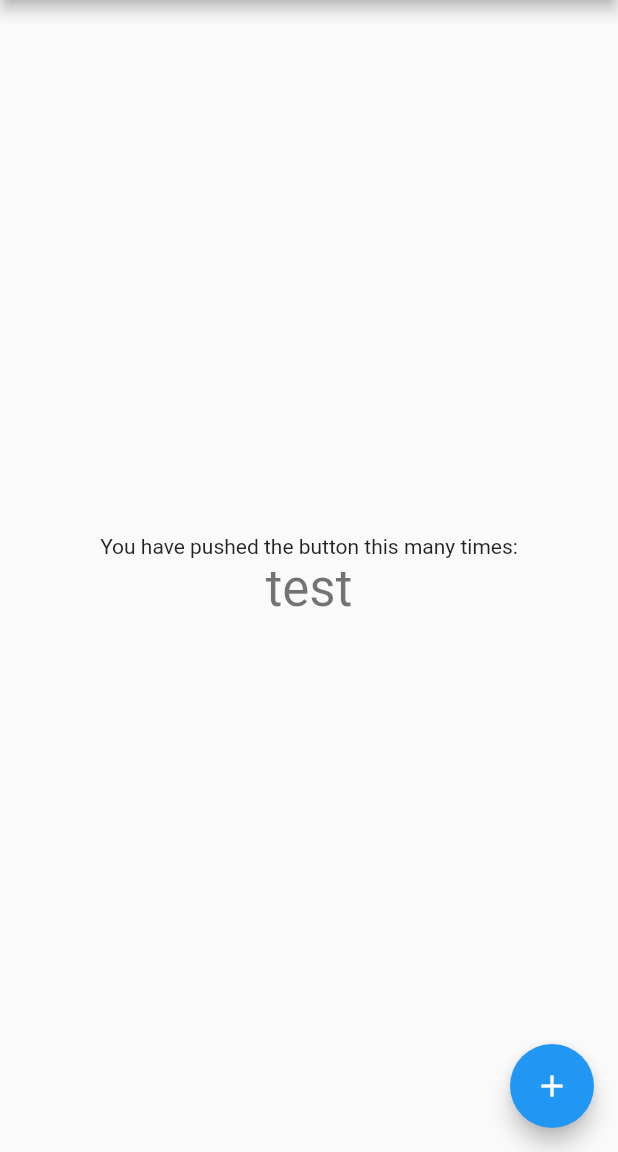
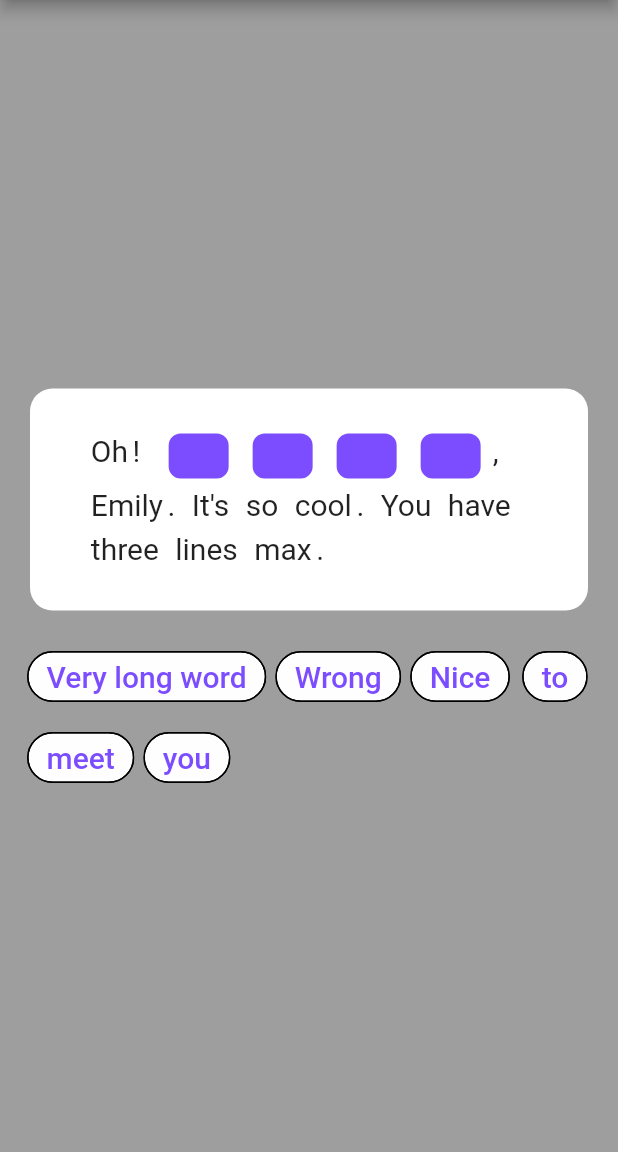
Before and after one commit to Tockto/assignments, a Flutter app: the screen it shows after launch, on a phone screen of 412 x 824 dp, the part 84-1236 px from its top. Run offline on Flutter 3.47's test engine with Material 2 defaults, Android fonts, the phone set to English and light mode, and no system bars; our stand-ins replace bloc, dartz, equatable, flutter_bloc, get_it, injectable; generated files the repository leaves out were written again.

Commit message:
feat: add quiz feature

```diff
--- a/lib/core/constants/const_keys.dart
+++ b/lib/core/constants/const_keys.dart
@@ -3,3 +3,5 @@ class ConstKeys {
   static const String quizChoices = "choices";
   static const String quizSolutions = "solutions";
 }
+
+enum QUIZ_STATUS { EMPTY, CORRECT, WRONG }
--- a/lib/feature/quiz/data/repositories/quiz_repository_impl.dart
+++ b/lib/feature/quiz/data/repositories/quiz_repository_impl.dart
@@ -4,7 +4,9 @@ import 'package:assignments/feature/quiz/domain/entities/quiz.dart';
 import 'package:assignments/core/error/failures.dart';
 import 'package:assignments/feature/quiz/domain/repositories/quiz_repository.dart';
 import 'package:dartz/dartz.dart';
+import 'package:injectable/injectable.dart';
 
+@LazySingleton(as: QuizRepository)
 class QuizRepositoryImpl implements QuizRepository {
   final QuizRemoteDatasource quizRemoteDatasource;
 
--- a/lib/feature/quiz/domain/usecases/get_all_quiz.dart
+++ b/lib/feature/quiz/domain/usecases/get_all_quiz.dart
@@ -3,7 +3,9 @@ import 'package:assignments/core/usecase/usecase.dart';
 import 'package:assignments/feature/quiz/domain/entities/quiz.dart';
 import 'package:assignments/feature/quiz/domain/repositories/quiz_repository.dart';
 import 'package:dartz/dartz.dart';
+import 'package:injectable/injectable.dart';
 
+@lazySingleton
 class GetAllQuizUseCase implements UseCase<List<Quiz>, NoParams> {
   final QuizRepository quizRepository;
   GetAllQuizUseCase(this.quizRepository);
--- a/lib/feature/quiz/presentation/bloc/cubit/quiz_state.dart
+++ b/lib/feature/quiz/presentation/bloc/cubit/quiz_state.dart
@@ -10,12 +10,17 @@ class Initial extends QuizState {}
 class Loading extends QuizState {}
 
 class Loaded extends QuizState {
-  final List<Quiz> listQuiz;
+  final Quiz quiz;
+  List<String> answers;
+  QUIZ_STATUS status;
 
-  Loaded({required this.listQuiz});
+  Loaded(
+      {required this.quiz,
+      required this.answers,
+      this.status = QUIZ_STATUS.EMPTY});
 
   @override
-  List<Object> get props => [listQuiz];
+  List<Object> get props => [quiz, answers];
 }
 
 class Error extends QuizState {
--- a/lib/feature/quiz/presentation/page/quiz_page.dart
+++ b/lib/feature/quiz/presentation/page/quiz_page.dart
@@ -1,4 +1,11 @@
+import 'package:assignments/core/config/configure_dependencies.dart';
+import 'package:assignments/core/constants/const_keys.dart';
+import 'package:assignments/feature/quiz/presentation/bloc/cubit/quiz_cubit.dart';
+import 'package:assignments/feature/quiz/presentation/widget/answer_box_widget.dart';
+import 'package:assignments/feature/quiz/presentation/widget/answer_chip_widget.dart';
+import 'package:assignments/feature/quiz/presentation/widget/shake_animation_widget.dart';
 import 'package:flutter/material.dart';
+import 'package:flutter_bloc/flutter_bloc.dart';
 
 class QuizPage extends StatefulWidget {
   const QuizPage({super.key, required this.title});
@@ -8,30 +15,75 @@ class QuizPage extends StatefulWidget {
 }
 
 class _QuizPageState extends State<QuizPage> {
+  final animationKey = GlobalKey<ShakeAnimationWidgetState>();
+
   @override
   Widget build(BuildContext context) {
     return Scaffold(
+      backgroundColor: Colors.grey,
       appBar: AppBar(
         title: Text(widget.title),
       ),
-      body: Center(
-        child: Column(
-          mainAxisAlignment: MainAxisAlignment.center,
-          children: <Widget>[
-            const Text(
-              'You have pushed the button this many times:',
-            ),
-            Text(
-              'test',
-              style: Theme.of(context).textTheme.headline4,
-            ),
-          ],
+      body: BlocProvider(
+        create: (context) => getIt<QuizCubit>()..getAllQuiz(),
+        child: BlocConsumer<QuizCubit, QuizState>(
+          listener: (context, state) {
+            if (state is Loaded) {
+              if (state.status == QUIZ_STATUS.WRONG) {
+                animationKey.currentState?.shake();
+              } else if (state.status == QUIZ_STATUS.CORRECT) {
+                context.read<QuizCubit>().nextQuiz();
+              }
+            }
+          },
+          builder: (context, state) {
+            if (state is Loading) {
+              return const Center(child: CircularProgressIndicator());
+            } else if (state is Loaded) {
+              return Center(
+                child: Column(
+                  crossAxisAlignment: CrossAxisAlignment.center,
+                  mainAxisAlignment: MainAxisAlignment.center,
+                  children: [
+                    ShakeAnimationWidget(
+                        key: animationKey,
+                        animationCount: 3,
+                        animationOffset: 10,
+                        animationDuration: Duration(milliseconds: 500),
+                        child: AnswerBoxWidget(
+                          quiz: state.quiz,
+                          removeChoice: ((value) => context
+                              .read<QuizCubit>()
+                              .answerQuiz(
+                                  quiz: state.quiz,
+                                  choice: value,
+                                  answerWords: state.answers)),
+                        )),
+                    Wrap(
+                      spacing: 6.0,
+                      runSpacing: 6.0,
+                      children: state.quiz.choices
+                          .map((choice) => AnswerChipWidget(
+                                title: choice,
+                                isSelected: state.answers.contains(choice),
+                                onSelected: ((value) => context
+                                    .read<QuizCubit>()
+                                    .answerQuiz(
+                                        quiz: state.quiz,
+                                        choice: value,
+                                        answerWords: state.answers)),
+                              ))
+                          .toList(),
+                    ),
+                  ],
+                ),
+              );
+            } else {
+              // error or another
+              return Container();
+            }
+          },
         ),
-      ),
-      floatingActionButton: FloatingActionButton(
-        onPressed: (() => {}),
-        tooltip: 'Increment',
-        child: const Icon(Icons.add),
       ),
     );
   }
--- /dev/null
+++ b/lib/feature/quiz/presentation/widget/answer_box_widget.dart
@@ -0,0 +1,80 @@
+import 'package:assignments/core/constants/const_keys.dart';
+import 'package:assignments/feature/quiz/domain/entities/quiz.dart';
+import 'package:assignments/feature/quiz/presentation/widget/answer_chip_widget.dart';
+import 'package:flutter/material.dart';
+
+class AnswerBoxWidget extends StatefulWidget {
+  final Quiz quiz;
+  final Function(String choice)? removeChoice;
+  const AnswerBoxWidget({super.key, required this.quiz, this.removeChoice});
+
+  @override
+  State<AnswerBoxWidget> createState() => _AnswerBoxWidgetState();
+}
+
+class _AnswerBoxWidgetState extends State<AnswerBoxWidget> {
+  @override
+  Widget build(BuildContext context) {
+    return Padding(
+      padding: const EdgeInsets.all(20),
+      child: Container(
+          decoration: const BoxDecoration(
+            borderRadius: BorderRadius.all(Radius.circular(15)),
+            color: Colors.white,
+          ),
+          padding: EdgeInsets.all(30),
+          child: Center(
+            child: Wrap(
+              alignment: WrapAlignment.start,
+              runSpacing: 6.0,
+              children: listTextWidget(this.widget.quiz),
+            ),
+          )),
+    );
+  }
+
+  List<Widget> listTextWidget(Quiz quiz) {
+    List<Widget> listWidget = [];
+    List<String> splitted = quiz.text.split('|');
+    int indexPosition = 0;
+
+    for (String word in splitted) {
+      if (word.contains('_')) {
+        indexPosition += 1;
+        listWidget.add(Padding(
+          padding: const EdgeInsets.fromLTRB(8, 0, 8, 0),
+          child: Container(
+            width: 40.0,
+            height: 30.0,
+            decoration: new BoxDecoration(
+              color: Colors.deepPurpleAccent,
+              shape: BoxShape.rectangle,
+              borderRadius: BorderRadius.all(Radius.circular(8.0)),
+            ),
+          ),
+        ));
+      } else if (word.contains('#')) {
+        indexPosition += 1;
+        List<String> listWords = word.split('#');
+        String rawWord = listWords[1];
+        listWidget.add(AnswerChipWidget(
+          title: rawWord,
+          onSelected: (value) {
+            if (this.widget.removeChoice != null) {
+              this.widget.removeChoice!(value);
+            }
+          },
+        ));
+      } else {
+        listWidget.add(SelectableText.rich(TextSpan(
+          text: word,
+          style: TextStyle(
+            fontSize: 20,
+          ),
+        )));
+      }
+    }
+
+    return listWidget;
+  }
+}
--- /dev/null
+++ b/lib/feature/quiz/presentation/widget/answer_chip_widget.dart
@@ -0,0 +1,42 @@
+import 'package:assignments/core/constants/const_keys.dart';
+import 'package:flutter/material.dart';
+
+class AnswerChipWidget extends StatelessWidget {
+  final Function(String choice)? onSelected;
+  final String title;
+  final bool isSelected;
+  QUIZ_STATUS status;
+  final int? indexPosition;
+
+  AnswerChipWidget({
+    Key? key,
+    this.onSelected,
+    required this.title,
+    this.isSelected = false,
+    this.status = QUIZ_STATUS.EMPTY,
+    this.indexPosition,
+  }) : super(key: key);
+
+  @override
+  Widget build(BuildContext context) {
+    return FilterChip(
+      shape: StadiumBorder(side: BorderSide()),
+      selected: isSelected,
+      backgroundColor: Colors.white70,
+      label: Text(
+        title,
+        style: TextStyle(
+          fontSize: 20,
+          color: (status == QUIZ_STATUS.EMPTY)
+              ? Colors.deepPurpleAccent
+              : ((status == QUIZ_STATUS.CORRECT ? Colors.green : Colors.red)),
+        ),
+      ),
+      onSelected: ((value) {
+        if (onSelected != null) {
+          onSelected!(title);
+        }
+      }),
+    );
+  }
+}
--- /dev/null
+++ b/lib/feature/quiz/presentation/widget/shake_animation_widget.dart
@@ -0,0 +1,79 @@
+import 'dart:math';
+
+import 'package:flutter/material.dart';
+
+class ShakeAnimationWidget extends StatefulWidget {
+  final Widget child;
+  final double animationOffset;
+  final int animationCount;
+  final Duration animationDuration;
+
+  const ShakeAnimationWidget({
+    super.key,
+    required this.child,
+    required this.animationOffset,
+    this.animationCount = 3,
+    this.animationDuration = const Duration(milliseconds: 500),
+  });
+
+  @override
+  State<ShakeAnimationWidget> createState() =>
+      ShakeAnimationWidgetState(animationDuration);
+}
+
+class ShakeAnimationWidgetState
+    extends AnimationControllerState<ShakeAnimationWidget> {
+  ShakeAnimationWidgetState(Duration duration) : super(duration);
+
+  @override
+  void initState() {
+    super.initState();
+    animationController.addStatusListener(_updateStatus);
+  }
+
+  @override
+  void dispose() {
+    animationController.removeStatusListener(_updateStatus);
+    super.dispose();
+  }
+
+  void _updateStatus(AnimationStatus status) {
+    if (status == AnimationStatus.completed) {
+      animationController.reset();
+    }
+  }
+
+  void shake() {
+    animationController.forward();
+  }
+
+  @override
+  Widget build(BuildContext context) {
+    return AnimatedBuilder(
+      animation: animationController,
+      child: widget.child,
+      builder: (BuildContext context, Widget? child) {
+        final sineValue =
+            sin(widget.animationCount * 2 * pi * animationController.value);
+        return Transform.translate(
+          offset: Offset(sineValue * widget.animationOffset, 0),
+          child: child,
+        );
+      },
+    );
+  }
+}
+
+abstract class AnimationControllerState<T extends StatefulWidget>
+    extends State<T> with SingleTickerProviderStateMixin {
+  AnimationControllerState(this.animationDuration);
+  final Duration animationDuration;
+  late final animationController =
+      AnimationController(vsync: this, duration: animationDuration);
+
+  @override
+  void dispose() {
+    animationController.dispose();
+    super.dispose();
+  }
+}
--- a/pubspec.yaml
+++ b/pubspec.yaml
@@ -41,17 +41,21 @@ dependencies:
   dartz: ^0.10.1
   equatable: ^2.0.5
   get_it: ^7.6.0
+  injectable: ^1.5.3
 
 dev_dependencies:
   flutter_test:
     sdk: flutter
-  mockito: ^5.4.0
+
   # The "flutter_lints" package below contains a set of recommended lints to
   # encourage good coding practices. The lint set provided by the package is
   # activated in the `analysis_options.yaml` file located at the root of your
   # package. See that file for information about deactivating specific lint
   # rules and activating additional ones.
   flutter_lints: ^2.0.0
+  mockito: ^5.4.0
+  injectable_generator: ^1.5.3
+  build_runner: ^2.1.11
 
 # For information on the generic Dart part of this file, see the
 # following page: https://dart.dev/tools/pub/pubspec
```
Also changed, not shown: lib/core/config/configure_dependencies.dart (added, +13 -0 lines), lib/feature/quiz/data/datasources/quiz_remote_datasource.dart (+13 -1 lines), lib/feature/quiz/data/models/quiz_model.dart (+24 -6 lines), lib/feature/quiz/presentation/bloc/cubit/quiz_cubit.dart (+64 -0 lines), lib/injection_container.dart (deleted, +0 -25 lines), lib/main.dart (+3 -4 lines), 2 other files.
